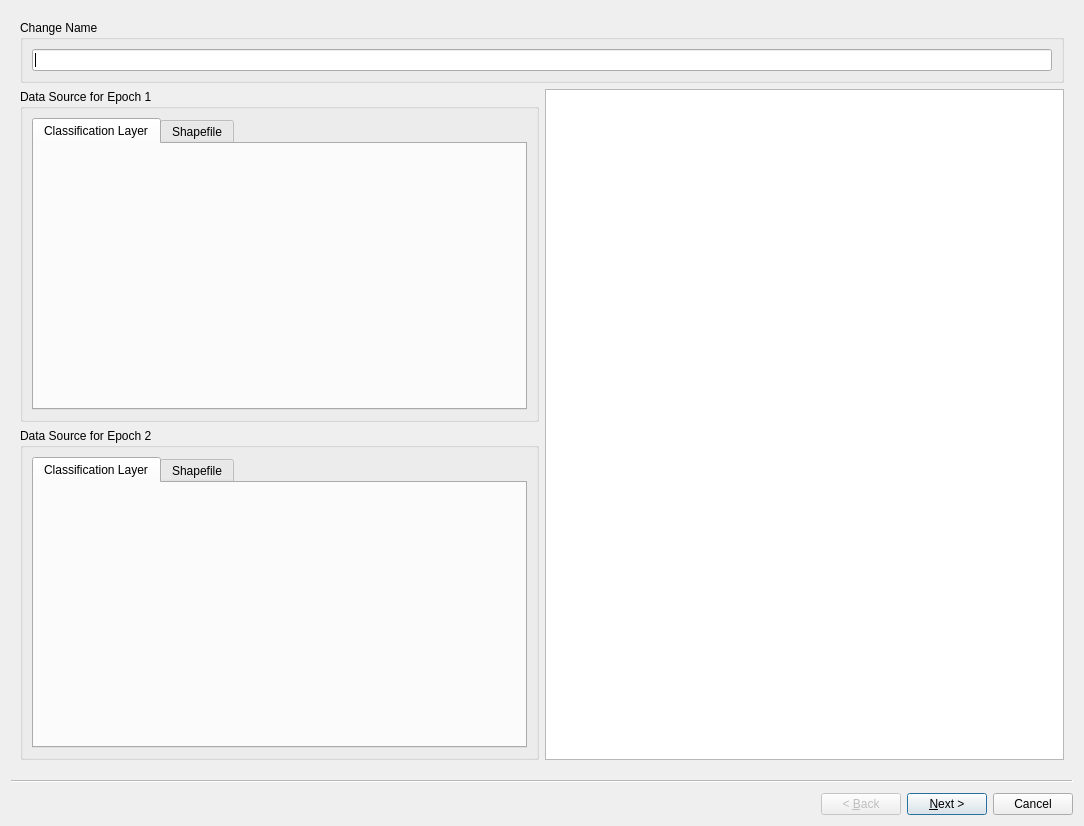
Qt form CDTStudio/Wizards/wizardvectorchangedetection.ui (chenguanzhou/CDTStudio) before a commit.
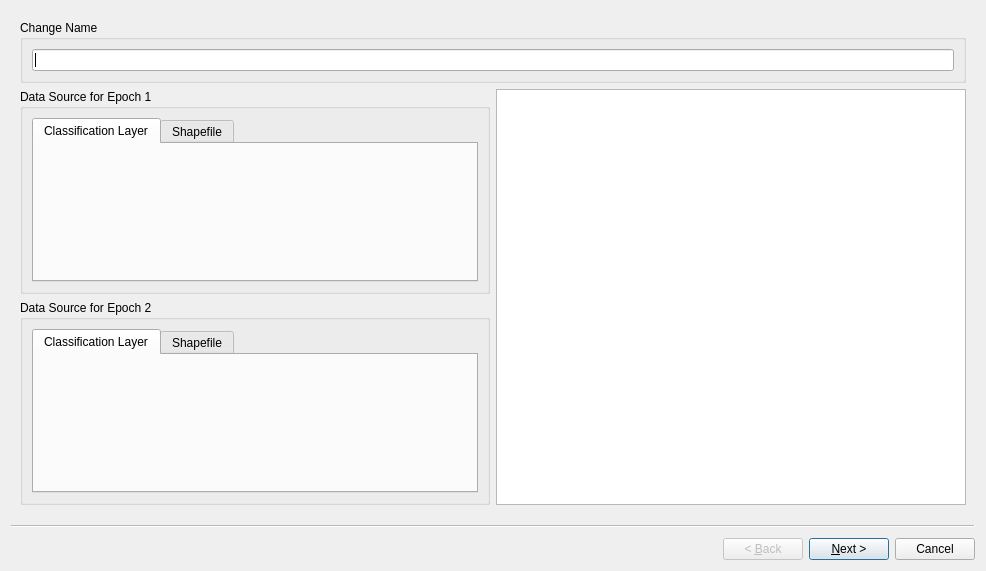
The same form after that commit.

Commit message: Show the wizard.

Diff of the .ui file:
```diff
--- a/CDTStudio/Wizards/wizardvectorchangedetection.ui
+++ b/CDTStudio/Wizards/wizardvectorchangedetection.ui
@@ -6,8 +6,8 @@
    <rect>
     <x>0</x>
     <y>0</y>
-    <width>1084</width>
-    <height>826</height>
+    <width>986</width>
+    <height>571</height>
    </rect>
   </property>
   <property name="windowTitle">
```
The commit also changes 2 other files.
